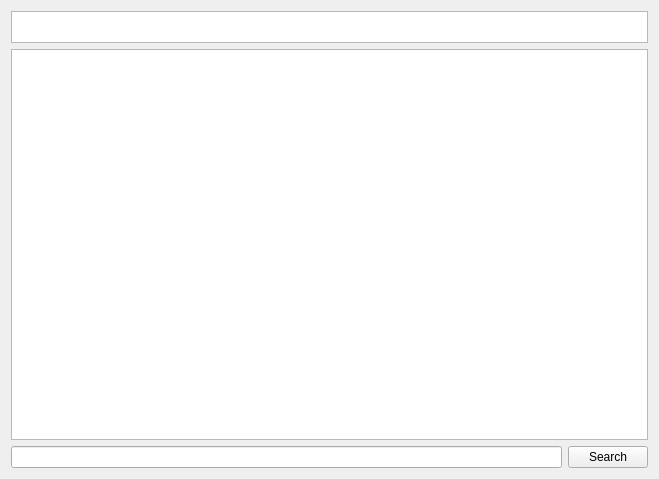
Before: the Qt Designer form ui/tree.ui in viur-framework/viur-admin, drawn with Qt 5.
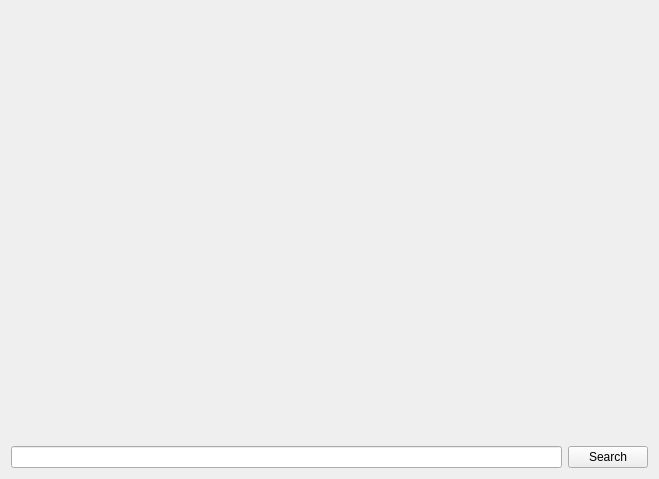
After: the same form once the commit is applied. Icons and pictures are not drawn.

```diff
--- a/ui/tree.ui
+++ b/ui/tree.ui
@@ -18,81 +18,7 @@
     <layout class="QHBoxLayout" name="boxActions"/>
    </item>
    <item>
-    <widget class="QListWidget" name="pathlist">
-     <property name="maximumSize">
-      <size>
-       <width>16777215</width>
-       <height>32</height>
-      </size>
-     </property>
-     <property name="acceptDrops">
-      <bool>true</bool>
-     </property>
-     <property name="verticalScrollBarPolicy">
-      <enum>Qt::ScrollBarAlwaysOff</enum>
-     </property>
-     <property name="dragDropMode">
-      <enum>QAbstractItemView::DropOnly</enum>
-     </property>
-     <property name="flow">
-      <enum>QListView::LeftToRight</enum>
-     </property>
-    </widget>
-   </item>
-   <item>
-    <widget class="QListWidget" name="listWidget">
-     <property name="contextMenuPolicy">
-      <enum>Qt::CustomContextMenu</enum>
-     </property>
-     <property name="acceptDrops">
-      <bool>true</bool>
-     </property>
-     <property name="dragEnabled">
-      <bool>true</bool>
-     </property>
-     <property name="dragDropMode">
-      <enum>QAbstractItemView::DragDrop</enum>
-     </property>
-     <property name="defaultDropAction">
-      <enum>Qt::MoveAction</enum>
-     </property>
-     <property name="alternatingRowColors">
-      <bool>false</bool>
-     </property>
-     <property name="selectionMode">
-      <enum>QAbstractItemView::ExtendedSelection</enum>
-     </property>
-     <property name="iconSize">
-      <size>
-       <width>48</width>
-       <height>48</height>
-      </size>
-     </property>
-     <property name="movement">
-      <enum>QListView::Snap</enum>
-     </property>
-     <property name="layoutMode">
-      <enum>QListView::Batched</enum>
-     </property>
-     <property name="gridSize">
-      <size>
-       <width>128</width>
-       <height>128</height>
-      </size>
-     </property>
-     <property name="viewMode">
-      <enum>QListView::IconMode</enum>
-     </property>
-     <property name="uniformItemSizes">
-      <bool>false</bool>
-     </property>
-     <property name="wordWrap">
-      <bool>true</bool>
-     </property>
-     <property name="sortingEnabled">
-      <bool>true</bool>
-     </property>
-    </widget>
+    <widget class="QWidget" name="listWidget" native="true"/>
    </item>
    <item>
     <layout class="QHBoxLayout" name="horizontalLayout">
```
Left out of the diff: 3 changed lines with no effect on the pictures.
